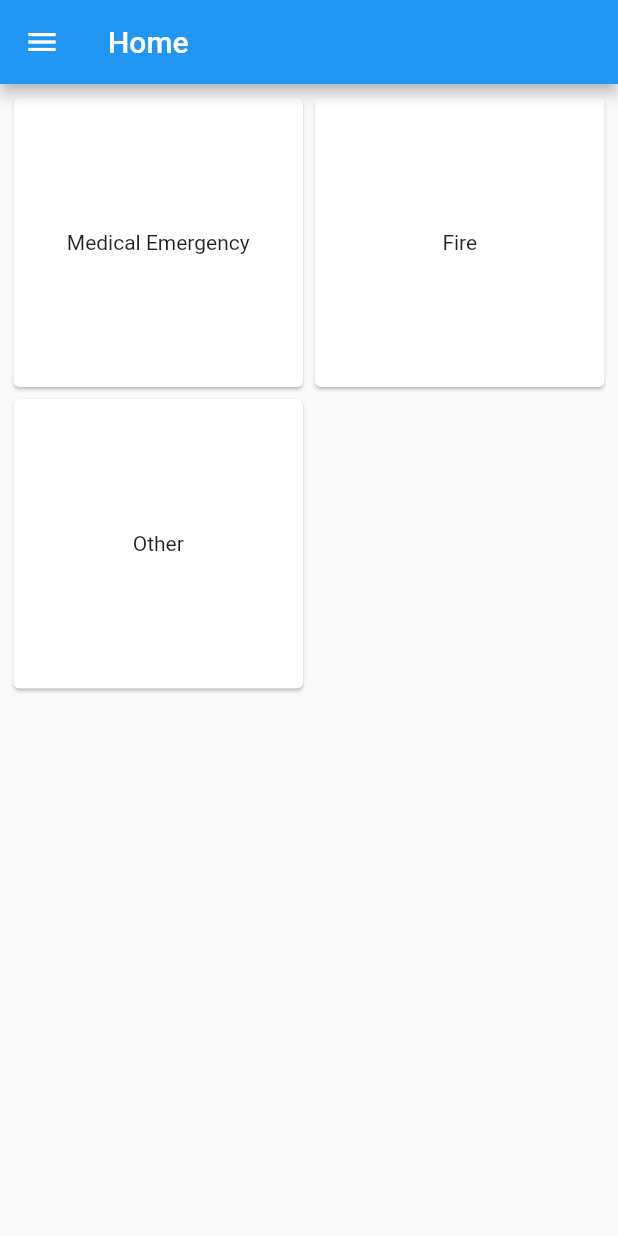
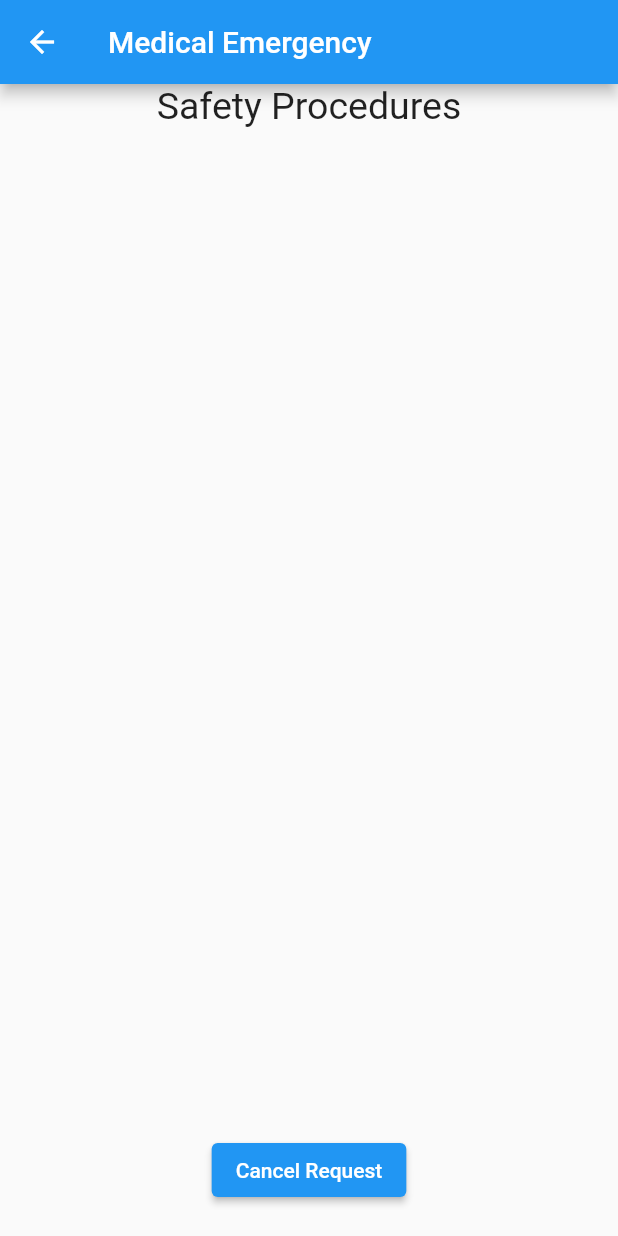
Before and after one commit to ash-100/distress_app, a Flutter app: the Home screen opened directly, after a tap on "Medical Emergency", on a phone screen of 412 x 824 dp. Run offline on Flutter 3.47's test engine with Material 2 defaults, Android fonts, the phone set to English and light mode, and no system bars.

Commit message:
Updates to home page

```diff
--- a/lib/home.dart
+++ b/lib/home.dart
@@ -1,5 +1,6 @@
+import 'package:distress_app/fire.dart';
+import 'package:distress_app/medicalEmergency.dart';
 import 'package:flutter/material.dart';
-import 'package:fluttertoast/fluttertoast.dart';
 
 var emergencyList=['Medical Emergency','Fire','Other'];
 var i=0;
@@ -22,7 +23,7 @@ class Home extends StatelessWidget{
                   child: Text(emergencyList[index]),
                 ),
                 onTap: (){
-                  sendMessage(index);
+                  sendMessage(context,index);
                 },
               ),
             );
@@ -66,12 +67,14 @@ class Home extends StatelessWidget{
   }
 }
 
-void sendMessage(int index){
+void sendMessage(BuildContext context,int index){
   if(index==0){
     // Functionality to be added for medical emergency
+    Navigator.push(context, MaterialPageRoute(builder: (context)=> MedicalEmergency()));
   }
   else if(index==1){
     // Functionality to be added for fire
+    Navigator.push(context, MaterialPageRoute(builder: (context)=> Fire()));
   }
   else if(index==2){
     // Functionality to be added for other cases
--- /dev/null
+++ b/lib/medicalEmergency.dart
@@ -0,0 +1,35 @@
+import 'package:flutter/material.dart';
+
+class MedicalEmergency extends StatelessWidget{
+  @override
+  Widget build(BuildContext context) {
+    return Scaffold(
+      appBar: AppBar(
+        title: Text('Medical Emergency'),
+      ),
+      body: Column(
+        children: [
+          Expanded(
+            child: SizedBox(
+              height: MediaQuery.of(context).size.height,
+              child: Text('Safety Procedures',
+                style: TextStyle(fontSize: 25),
+              ),
+            ),
+          ),
+          Center(
+            child: Padding(
+              padding: const EdgeInsets.all(20),
+              child: ElevatedButton(
+                child: Text('Cancel Request'),
+                onPressed: (){
+                  // Cancel request for help
+                },
+              ),
+            ),
+          ),
+        ],
+      ),
+    );
+  }
+}
```
Also changed, not shown: lib/fire.dart (added, +35 -0 lines).
